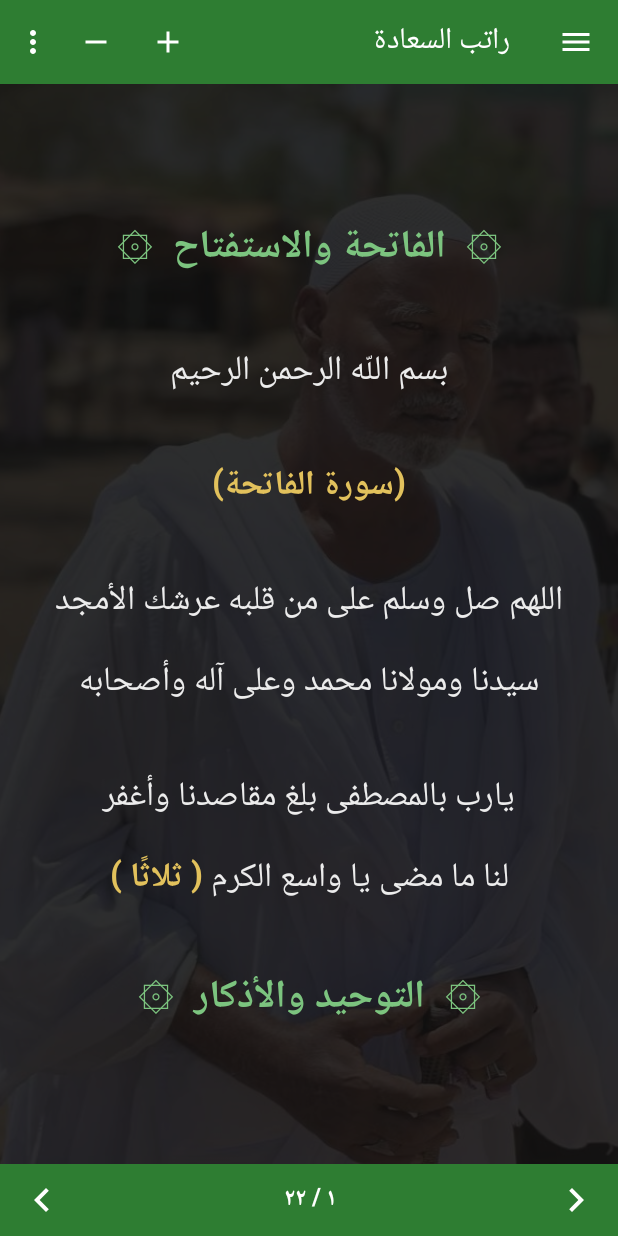
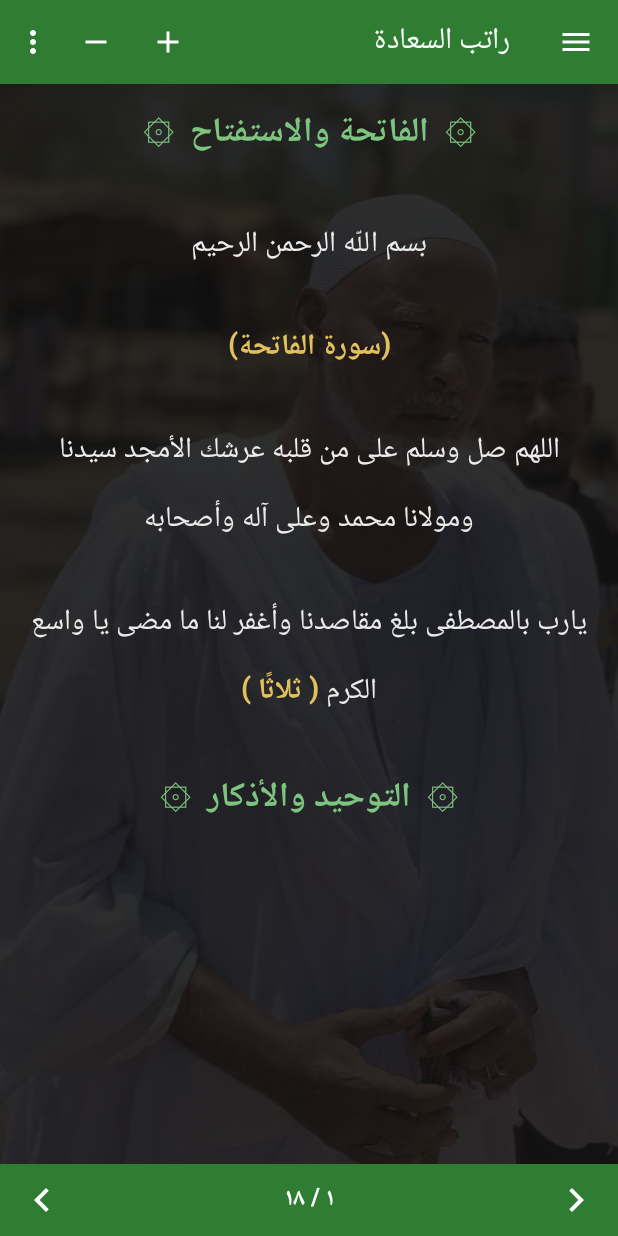
Before and after one commit to Mohamed-albadri-1995/trade-desk-data, an Android app: the MainActivity screen opened directly, with no data from a screen before it, after a tap on "تكبير الخط", on a phone screen of 412 x 824 dp. Run offline under Robolectric (Android 15) with nearby library versions, the phone set to English and light mode, and no system bars.

```diff
--- a/ratib-app/app/src/main/java/com/ratib/saada/MainActivity.kt
+++ b/ratib-app/app/src/main/java/com/ratib/saada/MainActivity.kt
@@ -35,6 +35,8 @@ class MainActivity : AppCompatActivity() {
     private val blocks = ArrayList<Block>()
     private var pagination: Pagination? = null
     private var scale = 1f
+    private var needsAutoFit = false
+    private val targetPages = 15
 
     private val notifPermission =
         registerForActivityResult(ActivityResultContracts.RequestPermission()) { }
@@ -52,6 +54,7 @@ class MainActivity : AppCompatActivity() {
         binding.toolbar.setNavigationOnClickListener { toggleDrawer() }
 
         BackgroundLoader.apply(this, binding.bgImage)
+        needsAutoFit = !prefs().contains(scaleKey)
         scale = prefs().getFloat(scaleKey, 1f)
         parseContent()
 
@@ -127,8 +130,22 @@ class MainActivity : AppCompatActivity() {
         flushBuffer()
     }
 
-    private fun paddingH() = (20f * resources.displayMetrics.density * 2).toInt()
-    private fun paddingV() = (12f * resources.displayMetrics.density * 2).toInt()
+    private val density get() = resources.displayMetrics.density
+    private fun paddingH() = (20f * density * 2).toInt()
+    // 14dp padding top+bottom in item_page, plus a safety line so nothing clips.
+    private fun paddingV() = (14f * density * 2 + 20f * density).toInt()
+
+    /** Largest font scale that keeps the whole ratib within ~targetPages pages. */
+    private fun autoFitScale(w: Int, h: Int): Float {
+        var best = 0.7f
+        var s = 0.7f
+        while (s <= 1.51f) {
+            val pages = Paginator.paginate(this, blocks, w, h, s).pages.size
+            if (pages <= targetPages) best = s
+            s += 0.05f
+        }
+        return best
+    }
 
     private fun repaginate(restorePage: Int) {
         val w = binding.pager.width - paddingH()
@@ -136,6 +153,11 @@ class MainActivity : AppCompatActivity() {
         if (w <= 0 || h <= 0) {
             binding.pager.post { repaginate(restorePage) }
             return
+        }
+        if (needsAutoFit) {
+            needsAutoFit = false
+            scale = autoFitScale(w, h)
+            prefs().edit().putFloat(scaleKey, scale).apply()
         }
         val result = Paginator.paginate(this, blocks, w, h, scale)
         pagination = result
--- a/ratib-app/app/src/main/res/layout/activity_main.xml
+++ b/ratib-app/app/src/main/res/layout/activity_main.xml
@@ -71,6 +71,7 @@
                 android:layout_height="wrap_content"
                 android:layout_weight="1"
                 android:gravity="center"
+                android:textDirection="ltr"
                 android:textColor="@color/white"
                 android:textSize="16sp"
                 android:textStyle="bold" />
--- a/ratib-app/app/src/main/res/layout/item_page.xml
+++ b/ratib-app/app/src/main/res/layout/item_page.xml
@@ -7,11 +7,10 @@
         android:id="@+id/pageText"
         android:layout_width="match_parent"
         android:layout_height="match_parent"
-        android:gravity="center"
+        android:gravity="top|center_horizontal"
         android:paddingHorizontal="20dp"
-        android:paddingVertical="12dp"
+        android:paddingVertical="14dp"
         android:textColor="@color/reading_text"
         android:lineSpacingMultiplier="1.4"
-        android:breakStrategy="balanced"
         android:hyphenationFrequency="none" />
 </FrameLayout>
```
Also changed, not shown: ratib-app/app/src/main/java/com/ratib/saada/ReminderScheduler.kt (+13 -0 lines), ratib-app/app/src/main/java/com/ratib/saada/SettingsActivity.kt (+11 -9 lines), ratib-app/app/src/main/res/layout/spinner_item.xml (added, +7 -0 lines).
